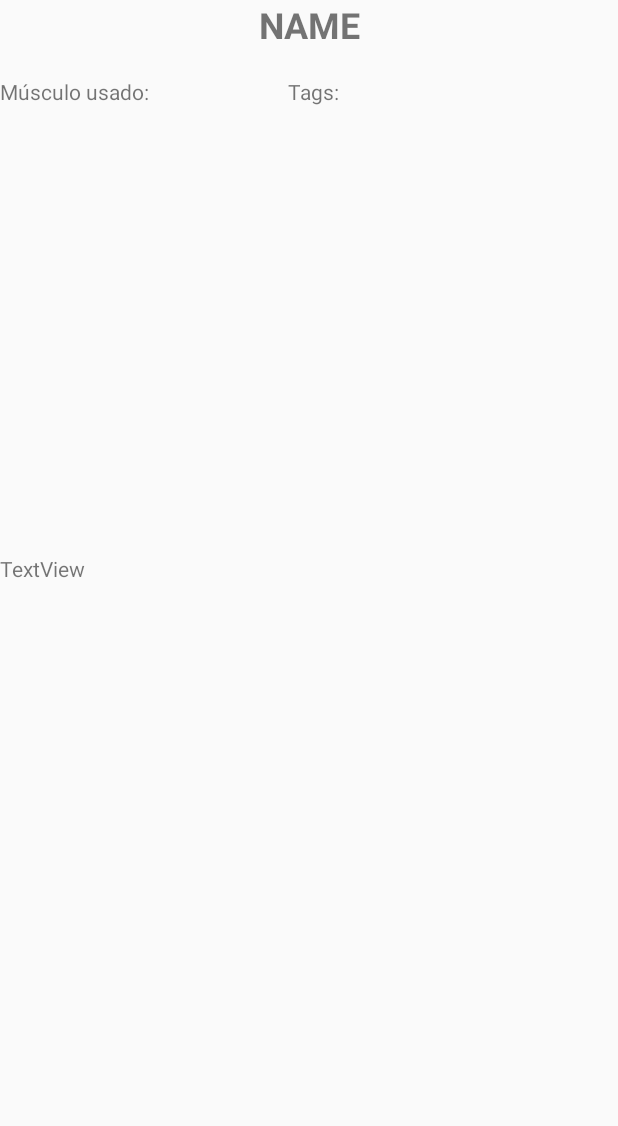
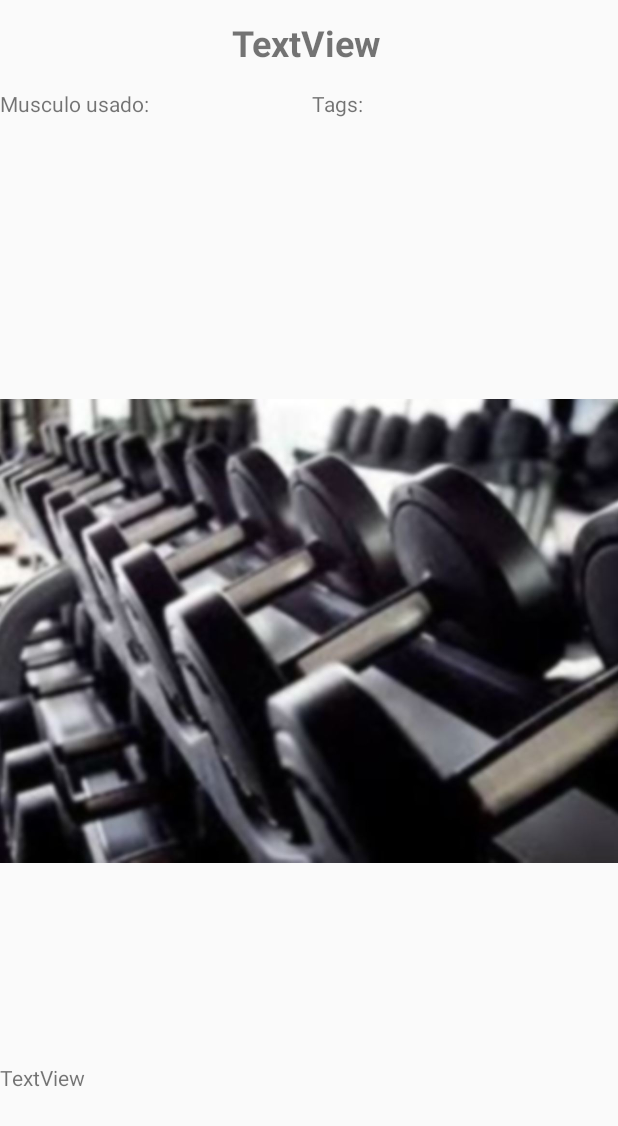
Before and after one commit to UNIZAR-30248-2017-GIMNASIO/GimnasIO-app, an Android app: the layout activity_exercises_view.xml on its own in the app's theme, with its tools: preview values and no code run, on a phone screen of 412 x 824 dp. Shown: the top 1126 px of the screen. Run offline under Robolectric (Android 15) with nearby library versions, the phone set to English and light mode, and no system bars; network calls fail.

Commit message:
Fix ExerciseView acticity and some errors in DB methods

```diff
--- a/GimnasIO/app/src/main/java/com/patan/gimnasio/ExerciseListActivity.java
+++ b/GimnasIO/app/src/main/java/com/patan/gimnasio/ExerciseListActivity.java
@@ -36,7 +36,6 @@ public class ExerciseListActivity extends AppCompatActivity {
         db = new GymnasioDBAdapter(this);
         db.open();
 
-
         l = (ListView)findViewById(R.id.dbExercisesList);
 
         l.setOnItemClickListener(new AdapterView.OnItemClickListener(){
--- a/GimnasIO/app/src/main/res/layout/activity_exercises_view.xml
+++ b/GimnasIO/app/src/main/res/layout/activity_exercises_view.xml
@@ -1,44 +1,66 @@
-<android.support.constraint.ConstraintLayout xmlns:android="http://schemas.android.com/apk/res/android"
+<android.widget.LinearLayout xmlns:android="http://schemas.android.com/apk/res/android"
     xmlns:app="http://schemas.android.com/apk/res-auto"
     xmlns:tools="http://schemas.android.com/tools"
-    android:id="@+id/constraintlayout1"
     android:layout_width="match_parent"
     android:layout_height="match_parent"
-    android:layout_gravity="center"
     tools:context="com.patan.gimnasio.ExerciseViewActivity">
 
     <android.support.constraint.ConstraintLayout
-        android:id="@+id/constraintLayout2"
         android:layout_width="match_parent"
-        android:layout_height="0dp">
+        android:layout_height="match_parent">
+
+        <LinearLayout
+            android:id="@+id/linearLayout2"
+            android:layout_width="match_parent"
+            android:layout_height="0dp"
+            android:orientation="horizontal"
+            app:layout_constraintBottom_toTopOf="@+id/scrollView2"
+            app:layout_constraintEnd_toEndOf="parent"
+            app:layout_constraintStart_toStartOf="parent"
+            app:layout_constraintTop_toBottomOf="@+id/linearLayout">
+
+            <ImageView
+                android:id="@+id/image"
+                android:layout_width="match_parent"
+                android:layout_height="match_parent"
+                android:layout_weight="1"
+                android:contentDescription="ttt"
+                app:srcCompat="@drawable/gym1" />
+        </LinearLayout>
+
+        <android.support.constraint.ConstraintLayout
+            android:id="@+id/constraintLayout"
+            android:layout_width="match_parent"
+            android:layout_height="59dp"
+            app:layout_constraintTop_toTopOf="parent">
 
             <TextView
                 android:id="@+id/name"
-            android:layout_width="386dp"
-            android:layout_height="31dp"
-            android:layout_gravity="bottom"
-            android:text="NAME"
+                android:layout_width="0dp"
+                android:layout_height="33dp"
+                android:layout_marginBottom="14dp"
+                android:layout_marginEnd="112dp"
+                android:layout_marginStart="108dp"
+                android:layout_marginTop="12dp"
+                android:text="TextView"
                 android:textAlignment="center"
+                android:textIsSelectable="false"
                 android:textSize="24sp"
                 android:textStyle="bold"
+                app:layout_constraintBottom_toBottomOf="parent"
                 app:layout_constraintEnd_toEndOf="parent"
                 app:layout_constraintStart_toStartOf="parent"
                 app:layout_constraintTop_toTopOf="parent" />
         </android.support.constraint.ConstraintLayout>
 
-    <android.support.constraint.ConstraintLayout
-        android:layout_width="match_parent"
-        android:layout_height="482dp"
-        android:layout_marginTop="24dp"
+        <ScrollView
+            android:id="@+id/scrollView2"
+            android:layout_width="0dp"
+            android:layout_height="115dp"
+            app:layout_constraintBottom_toBottomOf="parent"
+            app:layout_constraintEnd_toEndOf="parent"
             app:layout_constraintStart_toStartOf="parent"
-        app:layout_constraintTop_toBottomOf="@+id/image">
-
-        <ScrollView
-            android:id="@+id/scroll"
-            android:layout_width="380dp"
-            android:layout_height="515dp"
-            tools:layout_editor_absoluteX="0dp"
-            tools:layout_editor_absoluteY="2dp">
+            app:layout_constraintTop_toBottomOf="@+id/linearLayout2">
 
             <TextView
                 android:id="@+id/ScrollText"
@@ -46,44 +68,49 @@
                 android:layout_height="wrap_content"
                 android:text="TextView" />
         </ScrollView>
-    </android.support.constraint.ConstraintLayout>
 
-    <ImageView
-        android:id="@+id/image"
+        <LinearLayout
+            android:id="@+id/linearLayout"
             android:layout_width="match_parent"
-        android:layout_height="222dp"
-        android:layout_marginTop="32dp"
+            android:layout_height="73dp"
+            android:orientation="vertical"
+            app:layout_constraintStart_toStartOf="parent"
+            app:layout_constraintTop_toBottomOf="@+id/constraintLayout">
+
+            <android.support.constraint.ConstraintLayout
+                android:id="@+id/constraintLayout2"
+                android:layout_width="match_parent"
+                android:layout_height="match_parent"
                 app:layout_constraintEnd_toEndOf="parent"
                 app:layout_constraintStart_toStartOf="parent"
-        app:layout_constraintTop_toBottomOf="@+id/constraintLayout" />
-
-    <android.support.constraint.ConstraintLayout
-        android:id="@+id/constraintLayout"
-        android:layout_width="match_parent"
-        android:layout_height="52dp"
-        android:layout_marginTop="8dp"
-        app:layout_constraintEnd_toEndOf="parent"
-        app:layout_constraintStart_toStartOf="parent"
-        app:layout_constraintTop_toBottomOf="@+id/constraintLayout2">
+                app:layout_constraintTop_toBottomOf="@+id/constraintLayout">
 
                 <TextView
                     android:id="@+id/muscle"
-            android:layout_width="192dp"
-            android:layout_height="28dp"
-            android:layout_marginTop="12dp"
-            android:text="Músculo usado:"
+                    android:layout_width="0dp"
+                    android:layout_height="0dp"
+                    android:layout_marginBottom="3dp"
+                    android:layout_marginEnd="2dp"
+                    android:text="Musculo usado: "
+                    app:layout_constraintBottom_toBottomOf="parent"
+                    app:layout_constraintEnd_toStartOf="@+id/tags"
                     app:layout_constraintStart_toStartOf="parent"
                     app:layout_constraintTop_toTopOf="parent" />
 
                 <TextView
                     android:id="@+id/tags"
-            android:layout_width="194dp"
-            android:layout_height="28dp"
-            android:layout_marginTop="12dp"
-            android:text="Tags:"
+                    android:layout_width="0dp"
+                    android:layout_height="0dp"
+                    android:layout_marginStart="2dp"
+                    android:text="Tags: "
+                    app:layout_constraintBottom_toBottomOf="parent"
+                    app:layout_constraintEnd_toEndOf="parent"
                     app:layout_constraintStart_toEndOf="@+id/muscle"
                     app:layout_constraintTop_toTopOf="parent" />
 
             </android.support.constraint.ConstraintLayout>
+        </LinearLayout>
 
     </android.support.constraint.ConstraintLayout>
+
+</android.widget.LinearLayout>
```
Also changed, not shown: GimnasIO/app/src/main/java/com/patan/gimnasio/Exercise.java (+21 -0 lines), GimnasIO/app/src/main/java/com/patan/gimnasio/ExerciseViewActivity.java (+6 -2 lines), GimnasIO/app/src/main/java/com/patan/gimnasio/GymnasioDBAdapter.java (+4 -4 lines), 2 other files. Lines whose indentation alone changed are shown as unchanged.
